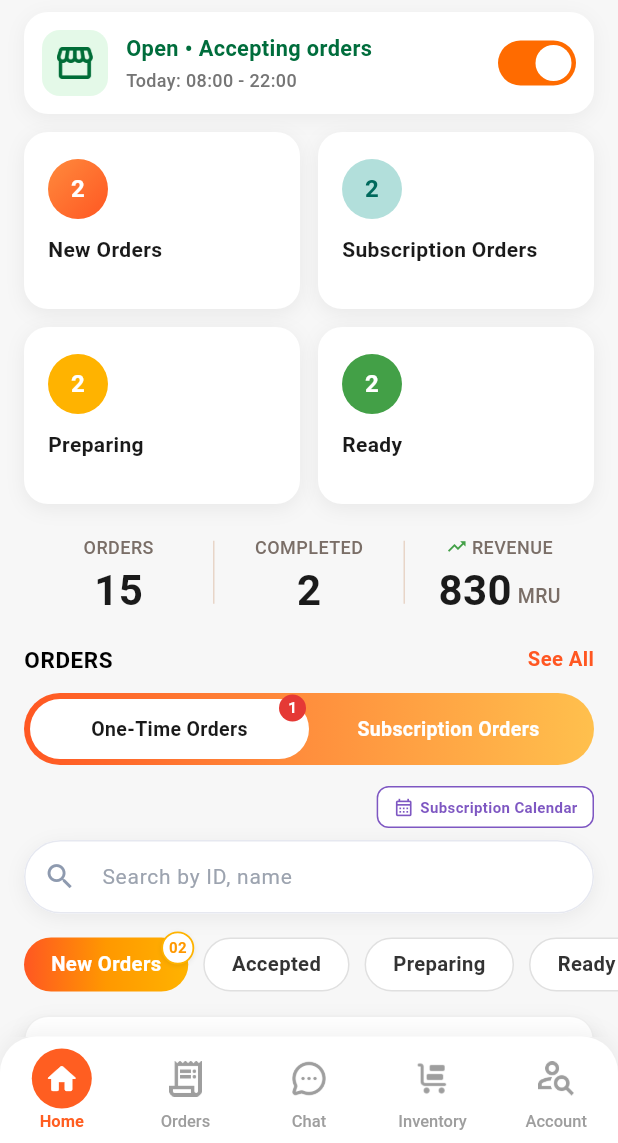
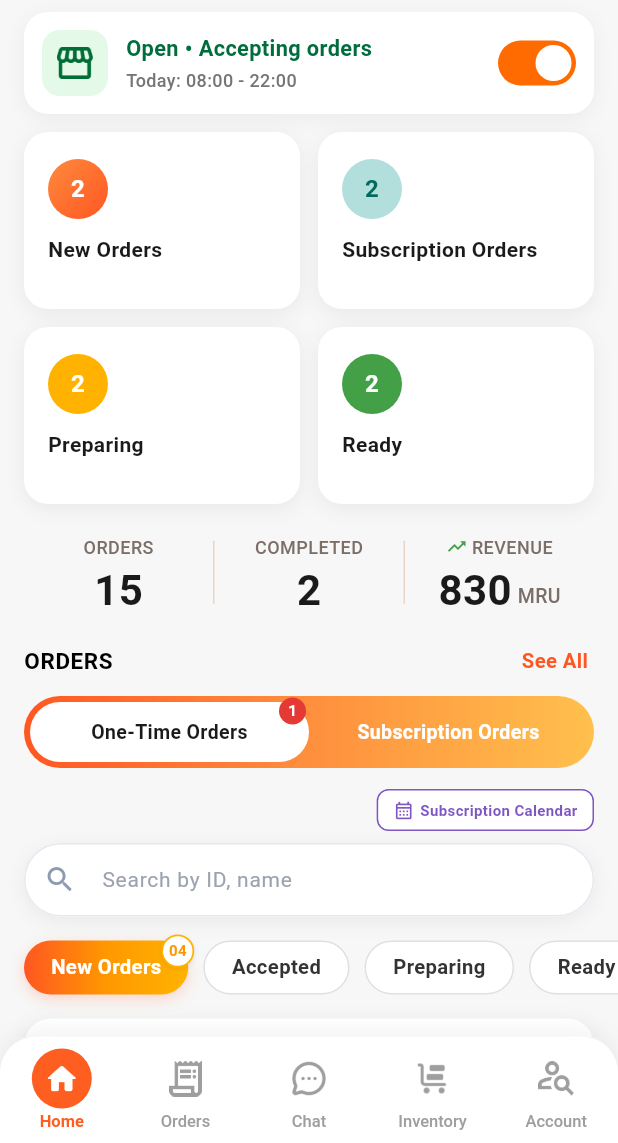
Before and after one commit to sigosoft/SaimpexWater-Vendor, a Flutter app: the screen it shows after launch, after a tap on "Login", on a phone screen of 412 x 824 dp, the part 93-1236 px from its top. Run offline on Flutter 3.47's test engine with Material 3 defaults, Android fonts, the phone set to English and light mode, and no system bars; our stand-ins replace get.

Commit message:
commit after design conversion

```diff
--- a/lib/views/home/home_view.dart
+++ b/lib/views/home/home_view.dart
@@ -349,9 +349,8 @@ class _HomeViewState extends State<HomeView> {
     if (index == bottomNavIndex) return;
     setState(() {
       bottomNavIndex = index;
-      // Keep Home/Orders on New Orders so the list is never stuck on an
-      // empty Cancelled filter after hot reload or tab switches.
-      if (index <= 1) {
+      if (index == 1) {
+        // Orders screen is one-time orders only (matches design).
         selectedTabIndex = 0;
         selectedFilterIndex = 0;
       }
@@ -370,21 +369,21 @@ class _HomeViewState extends State<HomeView> {
           children: [
             Expanded(
               child: AnimatedSwitcher(
-                duration: const Duration(milliseconds: 320),
-                reverseDuration: const Duration(milliseconds: 220),
-                switchInCurve: Curves.easeOutCubic,
-                switchOutCurve: Curves.easeInCubic,
+                duration: const Duration(milliseconds: 360),
+                reverseDuration: const Duration(milliseconds: 280),
+                switchInCurve: Curves.easeInOutCubic,
+                switchOutCurve: Curves.easeInOutCubic,
                 transitionBuilder: (child, animation) {
-                  final fade = CurvedAnimation(
+                  final curved = CurvedAnimation(
                     parent: animation,
-                    curve: Curves.easeOut,
+                    curve: Curves.easeInOutCubic,
                   );
                   final slide = Tween<Offset>(
-                    begin: const Offset(0.035, 0),
+                    begin: const Offset(0.04, 0),
                     end: Offset.zero,
-                  ).animate(fade);
+                  ).animate(curved);
                   return FadeTransition(
-                    opacity: fade,
+                    opacity: curved,
                     child: SlideTransition(
                       position: slide,
                       child: child,
@@ -401,11 +400,10 @@ class _HomeViewState extends State<HomeView> {
                   );
                 },
                 child: KeyedSubtree(
-                  key: ValueKey<int>(
-                    bottomNavIndex <= 1 ? 0 : bottomNavIndex,
-                  ),
+                  key: ValueKey<int>(bottomNavIndex),
                   child: switch (bottomNavIndex) {
-                    0 || 1 => _buildHomeOrdersTab(context),
+                    0 => _buildHomeTab(context),
+                    1 => _buildOrdersTab(context),
                     2 => const MessagesListView(embedded: true),
                     3 => const InventoryView(embedded: true),
                     _ => const AccountView(embedded: true),
@@ -423,7 +421,7 @@ class _HomeViewState extends State<HomeView> {
     );
   }
 
-  Widget _buildHomeOrdersTab(BuildContext context) {
+  Widget _buildHomeTab(BuildContext context) {
     return ListView(
       padding: EdgeInsets.zero,
       children: [
@@ -451,7 +449,9 @@ class _HomeViewState extends State<HomeView> {
               const SizedBox(height: 16),
               const _TotalsRow(),
               const SizedBox(height: 18),
-              const _OrdersHeader(),
+              _OrdersHeader(
+                onSeeAll: () => _onBottomNavSelect(1),
+              ),
               const SizedBox(height: 12),
               if (isSubscriptionTab || selectedFilterIndex == 0) ...[
                 _OrderTypeTabs(
@@ -471,13 +471,15 @@ class _HomeViewState extends State<HomeView> {
                 selectedIndex:
                     selectedFilterIndex.clamp(0, activeFilters.length - 1),
                 onSelect: (i) => setState(() => selectedFilterIndex = i),
+                badgeLabel: _filterBadgeLabel,
               ),
               const SizedBox(height: 12),
               if (isSubscriptionTab)
                 if (filteredSubscriptionOrders.isEmpty)
                   const _EmptyOrders(message: 'No subscription orders here')
                 else
-                  for (final order in filteredSubscriptionOrders)
+                  for (final order
+                      in filteredSubscriptionOrders.take(3))
                     Padding(
                       padding: const EdgeInsets.only(bottom: 12),
                       child: _SubscriptionOrderCard(order: order),
@@ -485,7 +487,7 @@ class _HomeViewState extends State<HomeView> {
               else if (filteredOrders.isEmpty)
                 const _EmptyOrders(message: 'No orders here')
               else
-                for (final order in filteredOrders)
+                for (final order in filteredOrders.take(3))
                   Padding(
                     padding: const EdgeInsets.only(bottom: 12),
                     child: _OrderCard(order: order),
@@ -494,6 +496,116 @@ class _HomeViewState extends State<HomeView> {
           ),
         ),
       ],
+    );
+  }
+
+  String get _filterBadgeLabel {
+    final count = isSubscriptionTab
+        ? filteredSubscriptionOrders.length
+        : filteredOrders.length;
+    return count.toString().padLeft(2, '0');
+  }
+
+  Widget _buildOrdersTab(BuildContext context) {
+    final list = filteredOrders;
+    final filterIndex =
+        selectedFilterIndex.clamp(0, filters.length - 1);
+
+    return Container(
+      width: double.infinity,
+      height: double.infinity,
+      decoration: const BoxDecoration(
+        gradient: LinearGradient(
+          begin: Alignment.topCenter,
+          end: Alignment.bottomCenter,
+          colors: [
+            AppColors.backgroundTop,
+            AppColors.backgroundMid,
+            Color(0xFFF7F7F7),
+          ],
+          stops: [0, 0.18, 1],
+        ),
+      ),
+      child: Column(
+        children: [
+          SizedBox(height: MediaQuery.paddingOf(context).top + 8),
+          Padding(
+            padding: const EdgeInsets.symmetric(horizontal: 16),
+            child: SizedBox(
+              height: 44,
+              child: Stack(
+                alignment: Alignment.center,
+                children: [
+                  const Text(
+                    'Orders',
+                    style: TextStyle(
+                      color: AppColors.textDark,
+                      fontWeight: FontWeight.w700,
+                      fontSize: 17,
+                    ),
+                  ),
+                  Align(
+                    alignment: Alignment.centerLeft,
+                    child: InkWell(
+                      onTap: () => _onBottomNavSelect(0),
+                      borderRadius: BorderRadius.circular(12),
+                      child: Container(
+                        width: 40,
+                        height: 40,
+                        decoration: BoxDecoration(
+                          color: Colors.white,
+                          borderRadius: BorderRadius.circular(12),
+                          border: Border.all(
+                            color: AppColors.orangeChipBorder,
+                          ),
+                          boxShadow: [
+                            BoxShadow(
+                              color: Colors.black.withValues(alpha: 0.05),
+                              blurRadius: 8,
+                              offset: const Offset(0, 2),
+                            ),
+                          ],
+                        ),
+                        child: const Icon(
+                          Icons.chevron_left_rounded,
+                          color: AppColors.primaryOrange,
+                          size: 28,
+                        ),
+                      ),
+                    ),
+                  ),
+                ],
+              ),
+            ),
+          ),
+          const SizedBox(height: 14),
+          Padding(
+            padding: const EdgeInsets.only(left: 16),
+            child: _StatusFilters(
+              filters: filters,
+              selectedIndex: filterIndex,
+              onSelect: (i) => setState(() => selectedFilterIndex = i),
+              badgeLabel: list.length.toString().padLeft(2, '0'),
+            ),
+          ),
+          const SizedBox(height: 14),
+          Expanded(
+            child: list.isEmpty
+                ? const Padding(
+                    padding: EdgeInsets.fromLTRB(16, 0, 16, 20),
+                    child: _EmptyOrders(message: 'No orders here'),
+                  )
+                : ListView.separated(
+                    padding: const EdgeInsets.fromLTRB(16, 0, 16, 20),
+                    itemCount: list.length,
+                    separatorBuilder: (_, _) => const SizedBox(height: 12),
+                    itemBuilder: (context, index) {
+                      return _OrderCard(order: list[index]);
+                    },
+                  ),
+          ),
+        ],
+      ),
     );
   }
 }
@@ -1022,14 +1134,16 @@ class _TotalItem extends StatelessWidget {
 }
 
 class _OrdersHeader extends StatelessWidget {
-  const _OrdersHeader();
+  const _OrdersHeader({this.onSeeAll});
+
+  final VoidCallback? onSeeAll;
 
   @override
   Widget build(BuildContext context) {
-    return const Row(
+    return Row(
       mainAxisAlignment: MainAxisAlignment.spaceBetween,
       children: [
-        Text(
+        const Text(
           'ORDERS',
           style: TextStyle(
             color: Color(0xFF000000),
@@ -1038,12 +1152,19 @@ class _OrdersHeader extends StatelessWidget {
             letterSpacing: 0.4,
           ),
         ),
-        Text(
+        InkWell(
+          onTap: onSeeAll,
+          borderRadius: BorderRadius.circular(8),
+          child: const Padding(
+            padding: EdgeInsets.symmetric(horizontal: 4, vertical: 2),
+            child: Text(
               'See All',
               style: TextStyle(
                 color: Color(0xFFFF5722),
                 fontWeight: FontWeight.w600,
                 fontSize: 13.5,
+              ),
+            ),
           ),
         ),
       ],
@@ -1281,11 +1402,13 @@ class _StatusFilters extends StatelessWidget {
     required this.filters,
     required this.selectedIndex,
     required this.onSelect,
+    this.badgeLabel = '02',
   });
 
   final List<String> filters;
   final int selectedIndex;
   final ValueChanged<int> onSelect;
+  final String badgeLabel;
 
   @override
   Widget build(BuildContext context) {
@@ -1294,14 +1417,12 @@ class _StatusFilters extends StatelessWidget {
       child: ListView.separated(
         scrollDirection: Axis.horizontal,
         clipBehavior: Clip.none,
-        padding: const EdgeInsets.only(top: 4, right: 4),
+        padding: const EdgeInsets.only(top: 4, right: 16),
         itemCount: filters.length,
         separatorBuilder: (_, _) => const SizedBox(width: 10),
         itemBuilder: (context, index) {
           final selected = selectedIndex == index;
-          final showBadge = filters.contains('Accepted')
-              ? index <= 4
-              : index <= 2;
+          final showBadge = selected && index == 0;
 
           return GestureDetector(
             onTap: () => onSelect(index),
@@ -1330,6 +1451,16 @@ class _StatusFilters extends StatelessWidget {
                     border: selected
                         ? null
                         : Border.all(color: const Color(0xFFE0E0E0)),
+                    boxShadow: selected
+                        ? [
+                            BoxShadow(
+                              color: const Color(0xFFFF5722)
+                                  .withValues(alpha: 0.22),
+                              blurRadius: 8,
+                              offset: const Offset(0, 3),
+                            ),
+                          ]
+                        : null,
                   ),
                   child: Text(
                     filters[index],
@@ -1340,7 +1471,7 @@ class _StatusFilters extends StatelessWidget {
                     ),
                   ),
                 ),
-                if (showBadge && selected)
+                if (showBadge)
                   Positioned(
                     right: -4,
                     top: -4,
@@ -1363,12 +1494,12 @@ class _StatusFilters extends StatelessWidget {
                           ),
                         ],
                       ),
-                      child: const Text(
-                        '02',
-                        style: TextStyle(
+                      child: Text(
+                        badgeLabel,
+                        style: const TextStyle(
                           color: Color(0xFFFF9800),
                           fontSize: 10,
-                          fontWeight: FontWeight.w600,
+                          fontWeight: FontWeight.w700,
                           height: 1,
                         ),
                       ),
@@ -1441,16 +1572,15 @@ class _OrderCard extends StatelessWidget {
         );
       },
       child: Container(
-      padding: const EdgeInsets.fromLTRB(16, 16, 14, 16),
+      padding: const EdgeInsets.fromLTRB(14, 14, 14, 14),
       decoration: BoxDecoration(
         color: Colors.white,
-        borderRadius: BorderRadius.circular(16),
-        border: Border.all(color: const Color(0xFFF0F0F0)),
+        borderRadius: BorderRadius.circular(18),
         boxShadow: [
           BoxShadow(
-            color: Colors.black.withValues(alpha: 0.05),
-            blurRadius: 10,
-            offset: const Offset(0, 3),
+            color: Colors.black.withValues(alpha: 0.06),
+            blurRadius: 12,
+            offset: const Offset(0, 4),
           ),
         ],
       ),
@@ -1467,7 +1597,7 @@ class _OrderCard extends StatelessWidget {
                   order.customerName[0].toUpperCase(),
                   style: const TextStyle(
                     color: _avatarLetter,
-                    fontWeight: FontWeight.w600,
+                    fontWeight: FontWeight.w700,
                     fontSize: 18,
                   ),
                 ),
@@ -1481,23 +1611,56 @@ class _OrderCard extends StatelessWidget {
                       order.customerName,
                       style: const TextStyle(
                         color: _nameColor,
-                        fontWeight: FontWeight.w600,
-                        fontSize: 15.5,
+                        fontWeight: FontWeight.w700,
+                        fontSize: 15,
                         height: 1.2,
                       ),
                     ),
-                    const SizedBox(height: 4),
+                    const SizedBox(height: 5),
+                    FittedBox(
+                      fit: BoxFit.scaleDown,
+                      alignment: Alignment.centerLeft,
+                      child: Row(
+                        mainAxisSize: MainAxisSize.min,
+                        children: [
                           _OrderTypeBadge(isDelivery: order.isDelivery),
-                    const SizedBox(height: 4),
                           Text(
-                      '${order.orderId} • ${order.timeAgo}',
-                      softWrap: false,
-                      maxLines: 1,
-                      overflow: TextOverflow.ellipsis,
+                            ' • ',
+                            style: TextStyle(
+                              color: _metaGray.withValues(alpha: 0.8),
+                              fontWeight: FontWeight.w500,
+                              fontSize: 12.5,
+                              height: 1.2,
+                            ),
+                          ),
+                          Text(
+                            order.orderId,
                             style: const TextStyle(
                               color: _metaGray,
                               fontWeight: FontWeight.w500,
+                              fontSize: 11,
+                              height: 1.2,
+                            ),
+                          ),
+                          Text(
+                            ' • ',
+                            style: TextStyle(
+                              color: _metaGray.withValues(alpha: 0.8),
+                              fontWeight: FontWeight.w500,
                               fontSize: 12.5,
+                              height: 1.2,
+                            ),
+                          ),
+                          Text(
+                            order.timeAgo,
+                            style: const TextStyle(
+                              color: _metaGray,
+                              fontWeight: FontWeight.w500,
+                              fontSize: 11,
+                              height: 1.2,
+                            ),
+                          ),
+                        ],
                       ),
                     ),
                   ],
@@ -1521,7 +1684,7 @@ class _OrderCard extends StatelessWidget {
                       style: const TextStyle(
                         color: Colors.white,
                         fontSize: 10,
-                        fontWeight: FontWeight.w600,
+                        fontWeight: FontWeight.w700,
                         letterSpacing: 0.4,
                         height: 1.1,
                       ),
@@ -1531,7 +1694,7 @@ class _OrderCard extends StatelessWidget {
               ),
             ],
           ),
-          const SizedBox(height: 10),
+          const SizedBox(height: 12),
           if (order.deliveryPartnerName != null) ...[
             Container(
               width: double.infinity,
@@ -1606,7 +1769,7 @@ class _OrderCard extends StatelessWidget {
               padding: const EdgeInsets.symmetric(horizontal: 12, vertical: 10),
               decoration: BoxDecoration(
                 color: _scheduledBg,
-                borderRadius: BorderRadius.circular(22),
+                borderRadius: BorderRadius.circular(16),
               ),
               child: Row(
                 children: [
@@ -1623,7 +1786,7 @@ class _OrderCard extends StatelessWidget {
                     'SCHEDULED',
                     style: TextStyle(
                       color: _scheduledBlue,
-                      fontWeight: FontWeight.w600,
+                      fontWeight: FontWeight.w700,
                       fontSize: 11,
                       letterSpacing: 0.3,
                     ),
@@ -1778,54 +1941,46 @@ class _OrderTypeBadge extends StatelessWidget {
 
   final bool isDelivery;
 
+  static const _metaStyle = TextStyle(
+    fontWeight: FontWeight.w500,
+    fontSize: 11.5,
+    height: 1.2,
+  );
+
   @override
   Widget build(BuildContext context) {
     final color = isDelivery
         ? _OrderCard._orange
         : _OrderCard._selfPickupBlue;
     final label = isDelivery ? 'Delivery' : 'Self Pickup';
-    const textStyle = TextStyle(
-      fontWeight: FontWeight.w500,
-      fontSize: 12.5,
-      height: 1.2,
-    );
-
-    return Padding(
-      padding: const EdgeInsets.only(right: 2),
-      child: Row(
+
+    return Row(
       mainAxisSize: MainAxisSize.min,
       crossAxisAlignment: CrossAxisAlignment.center,
       children: [
         if (!isDelivery) ...[
-            Text('(', style: textStyle.copyWith(color: color)),
+          Text('(', style: _metaStyle.copyWith(color: color)),
           const SizedBox(width: 2),
         ],
-          if (isDelivery)
         _NeonAssetIcon(
-              asset: AppAssets.deliveryIcon,
-              size: 15,
-              fallback: Icons.delivery_dining_rounded,
-              fallbackColor: color,
-            )
-          else
-            _NeonAssetIcon(
-              asset: AppAssets.selfPickupIcon,
-              size: 18,
-              fallback: Icons.shopping_bag_outlined,
+          asset: isDelivery ? AppAssets.deliveryIcon : AppAssets.selfPickupIcon,
+          size: 13,
+          fallback: isDelivery
+              ? Icons.delivery_dining_rounded
+              : Icons.shopping_bag_outlined,
           fallbackColor: color,
         ),
         const SizedBox(width: 4),
         Text(
           label,
           softWrap: false,
-            style: textStyle.copyWith(color: color),
+          style: _metaStyle.copyWith(color: color),
         ),
         if (!isDelivery) ...[
           const SizedBox(width: 2),
-            Text(')', style: textStyle.copyWith(color: color)),
-          ],
-        ],
-      ),
+          Text(')', style: _metaStyle.copyWith(color: color)),
+        ],
+      ],
     );
   }
 }
@@ -2016,7 +2171,7 @@ class _SubscriptionOrderCard extends StatelessWidget {
                             style: TextStyle(
                               color: typeColor,
                               fontWeight: FontWeight.w500,
-                              fontSize: 12.5,
+                              fontSize: 11.5,
                             ),
                           ),
                           const SizedBox(width: 2),
@@ -2032,13 +2187,13 @@ class _SubscriptionOrderCard extends StatelessWidget {
                             order.isDelivery
                                 ? AppAssets.deliveryIcon
                                 : AppAssets.selfPickupIcon,
-                            width: 14,
-                            height: 14,
+                            width: 13,
+                            height: 13,
                             errorBuilder: (_, _, _) => Icon(
                               order.isDelivery
                                   ? Icons.delivery_dining
                                   : Icons.shopping_bag_outlined,
-                              size: 14,
+                              size: 13,
                               color: typeColor,
                             ),
                           ),
@@ -2049,7 +2204,7 @@ class _SubscriptionOrderCard extends StatelessWidget {
                           style: TextStyle(
                             color: typeColor,
                             fontWeight: FontWeight.w500,
-                            fontSize: 12.5,
+                            fontSize: 11.5,
                           ),
                         ),
                         if (!order.isDelivery) ...[
@@ -2059,7 +2214,7 @@ class _SubscriptionOrderCard extends StatelessWidget {
                             style: TextStyle(
                               color: typeColor,
                               fontWeight: FontWeight.w500,
-                              fontSize: 12.5,
+                              fontSize: 11.5,
                             ),
                           ),
                         ],
```
Lines whose indentation alone changed are shown as unchanged.
